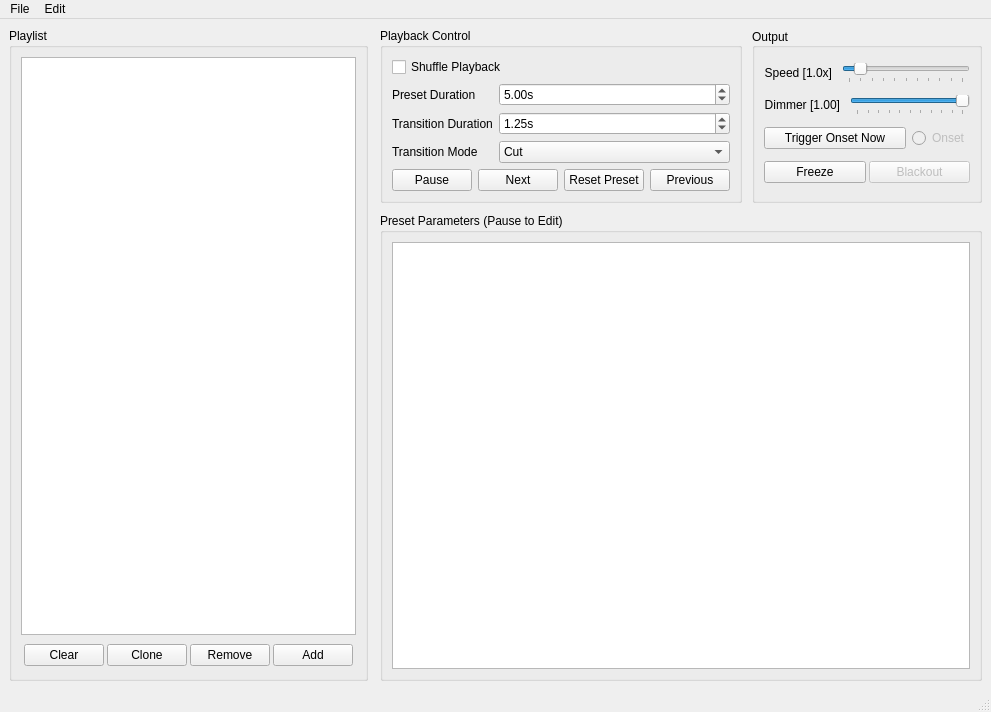
This is ui/firemix.ui in Openlights/firemix as Qt 5 draws it before an edit. The edited form follows.
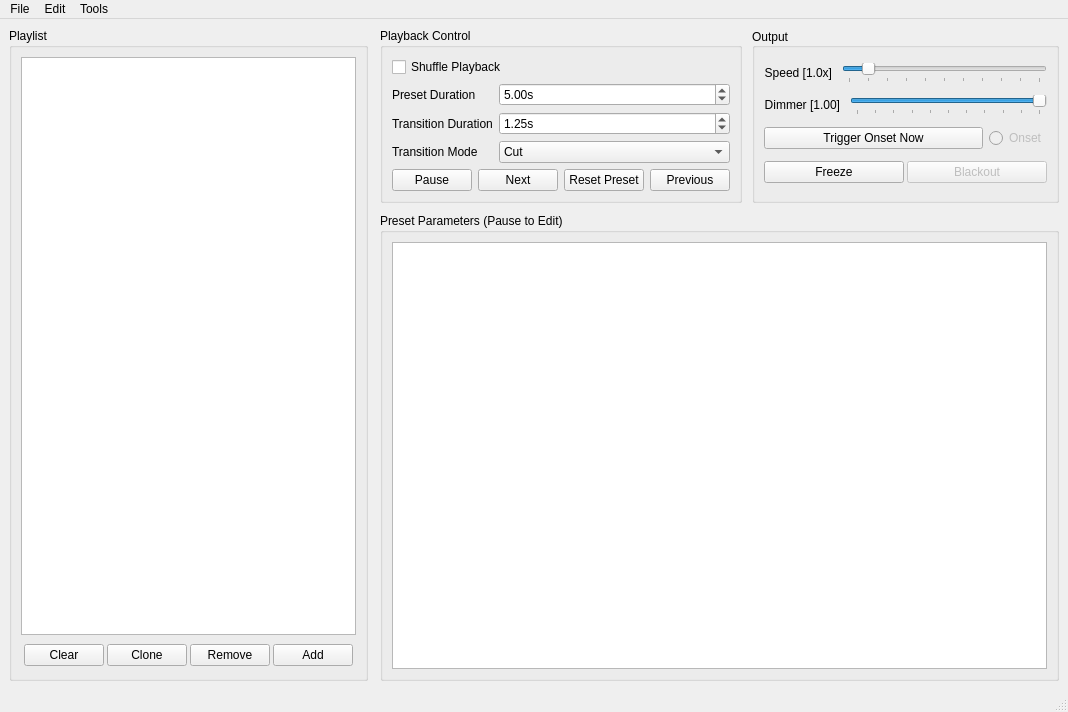
This is the edited form. Custom widgets are drawn as their Qt base class.

Commit message: Add Open/Save As to ui file

The edit to the form file:
```diff
--- a/ui/firemix.ui
+++ b/ui/firemix.ui
@@ -6,7 +6,7 @@
    <rect>
     <x>0</x>
     <y>0</y>
-    <width>940</width>
+    <width>1068</width>
     <height>712</height>
    </rect>
   </property>
@@ -514,8 +514,8 @@
     <rect>
      <x>0</x>
      <y>0</y>
-     <width>940</width>
-     <height>21</height>
+     <width>1068</width>
+     <height>25</height>
     </rect>
    </property>
    <widget class="QMenu" name="menu_file">
@@ -534,8 +534,17 @@
     </property>
     <addaction name="action_edit_settings"/>
    </widget>
+   <widget class="QMenu" name="menuTools">
+    <property name="title">
+     <string>Tools</string>
+    </property>
+    <addaction name="action_file_generate_default_playlist"/>
+    <addaction name="action_file_reload_presets"/>
+    <addaction name="action_tools_append_playlist"/>
+   </widget>
    <addaction name="menu_file"/>
    <addaction name="menu_edit"/>
+   <addaction name="menuTools"/>
   </widget>
   <widget class="QStatusBar" name="statusbar"/>
   <action name="action_file_load_scene">
```
Left out of the diff: 62 changed lines with no effect on the pictures. The commit also changes 1 other file.
